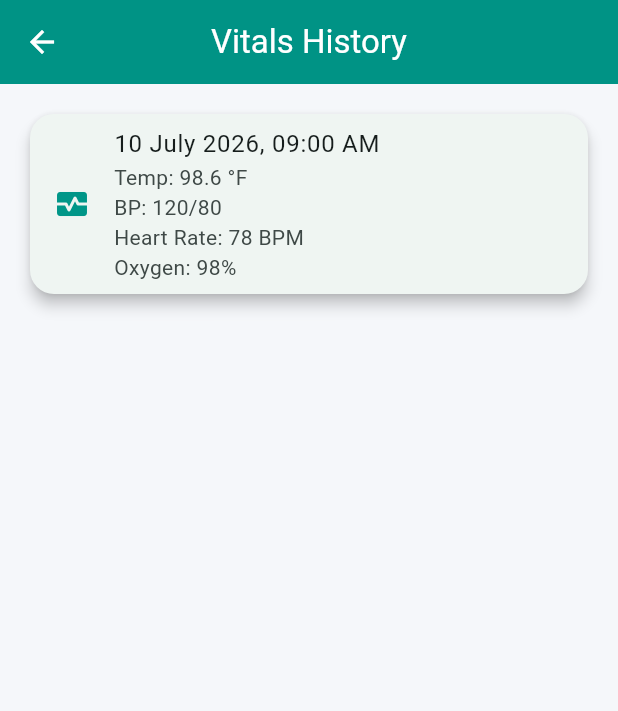
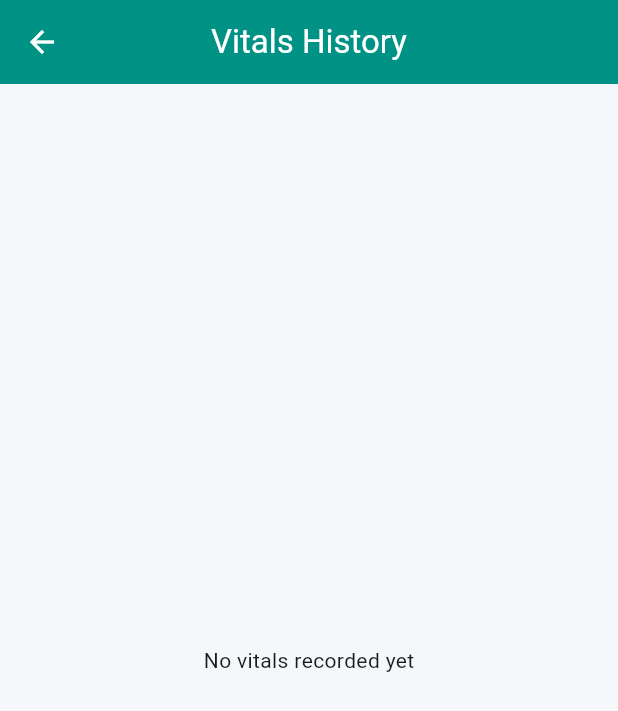
Before and after one commit to sanvithskotian/NurseCare, a Flutter app: the VitalsScreen screen opened directly, on a phone screen of 412 x 824 dp. Shown: the top 711 px of the screen. Run offline on Flutter 3.47's test engine with Material 3 defaults, Android fonts, the phone set to English and light mode, and no system bars; our stand-ins replace cloud_firestore, firebase_auth, firebase_core; accounts and stored records are empty.

Commit message:
Add Firestore vitals management and history

```diff
--- a/lib/screens/nurse/vitals_screen.dart
+++ b/lib/screens/nurse/vitals_screen.dart
@@ -1,34 +1,68 @@
 import 'package:flutter/material.dart';
-import '../../services/dummy_data.dart';
+import 'package:cloud_firestore/cloud_firestore.dart';
 
 class VitalsScreen extends StatelessWidget {
   const VitalsScreen({super.key});
 
   @override
   Widget build(BuildContext context) {
-    final vitals = DummyData.vitals;
-
     return Scaffold(
       appBar: AppBar(
         title: const Text("Vitals History"),
       ),
-      body: ListView.builder(
+      body: StreamBuilder<QuerySnapshot>(
+        stream: FirebaseFirestore.instance
+            .collection('vitals')
+            .orderBy('createdAt', descending: true)
+            .snapshots(),
+        builder: (context, snapshot) {
+          if (snapshot.hasError) {
+            return const Center(
+              child: Text("Something went wrong"),
+            );
+          }
+
+          if (snapshot.connectionState ==
+              ConnectionState.waiting) {
+            return const Center(
+              child: CircularProgressIndicator(),
+            );
+          }
+
+          final vitals = snapshot.data!.docs;
+
+          if (vitals.isEmpty) {
+            return const Center(
+              child: Text("No vitals recorded yet"),
+            );
+          }
+
+          return ListView.builder(
             padding: const EdgeInsets.all(16),
             itemCount: vitals.length,
             itemBuilder: (context, index) {
-          final vital = vitals[index];
+              final data =
+                  vitals[index].data()
+                      as Map<String, dynamic>;
 
               return Card(
                 child: ListTile(
-              leading: const Icon(Icons.monitor_heart, color: Colors.teal),
-              title: Text(vital.dateTime),
+                  leading: const Icon(
+                    Icons.monitor_heart,
+                    color: Colors.teal,
+                  ),
+                  title: Text(
+                    data['dateTime'] ?? '',
+                  ),
                   subtitle: Text(
-                "Temp: ${vital.temperature}\n"
-                "BP: ${vital.bloodPressure}\n"
-                "Heart Rate: ${vital.heartRate}\n"
-                "Oxygen: ${vital.oxygenLevel}",
+                    "Temp: ${data['temperature'] ?? ''}\n"
+                    "BP: ${data['bloodPressure'] ?? ''}\n"
+                    "Heart Rate: ${data['heartRate'] ?? ''}\n"
+                    "Oxygen: ${data['oxygenLevel'] ?? ''}",
                   ),
                 ),
+              );
+            },
           );
         },
       ),
```
Also changed, not shown: lib/screens/nurse/update_vitals_screen.dart (+18 -22 lines). Lines whose indentation alone changed are shown as unchanged.
